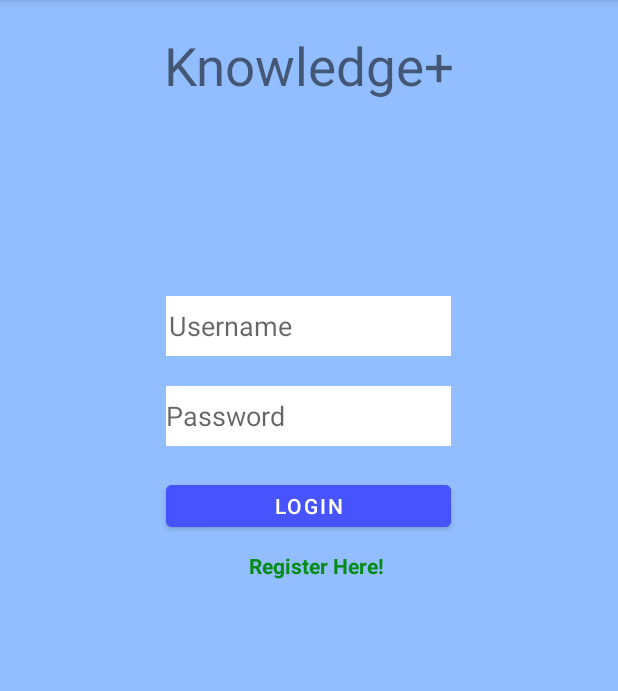
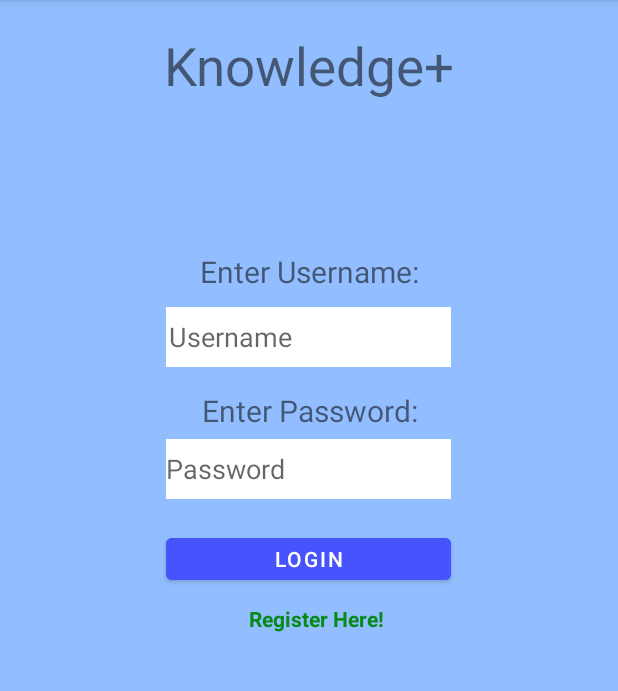
Before and after one commit to evericain01/AndroidApp, an Android app: the screen it shows after launch (MainActivity before the commit, LoginActivity after it), on a phone screen of 412 x 824 dp, the part 84-775 px from its top. Run offline under Robolectric (Android 15) with nearby library versions, the phone set to English and light mode, and no system bars; 4 statements that could not run were skipped.

Commit message:
Added Database (User and Profile table). Also implemented login and registration views.

```diff
--- a/QuizApp/app/src/main/AndroidManifest.xml
+++ b/QuizApp/app/src/main/AndroidManifest.xml
@@ -11,7 +11,7 @@
         android:supportsRtl="true"
         android:theme="@style/Theme.QuizApp">
 
-        <activity android:name=".MainActivity">
+        <activity android:name=".LoginActivity">
             <intent-filter>
                 <action android:name="android.intent.action.MAIN" />
 
--- /dev/null
+++ b/QuizApp/app/src/main/java/com/example/quizapp/LoginActivity.java
@@ -0,0 +1,86 @@
+package com.example.quizapp;
+
+import androidx.appcompat.app.AppCompatActivity;
+
+import android.content.Intent;
+import android.os.Bundle;
+import android.view.View;
+import android.widget.Button;
+import android.widget.EditText;
+import android.widget.TextView;
+import android.widget.Toast;
+
+import org.json.JSONException;
+
+public class LoginActivity extends AppCompatActivity {
+    EditText usernameInput;
+    EditText passwordInput;
+    Button loginButton;
+    TextView registerHereText;
+    DatabaseHelper db;
+
+
+    @Override
+    protected void onCreate(Bundle savedInstanceState) {
+        super.onCreate(savedInstanceState);
+        setContentView(R.layout.activity_main);
+
+        new Thread(new Runnable() {
+            @Override
+            public void run() {
+                try {
+                    QuestionHandler temp = new QuestionHandler(5);
+
+                    for (int i = 0; i < temp.getAmount(); i++ ){
+                        System.out.println("Question: " + temp.getQuestions().get(i));
+                        System.out.println("Choices: ");
+                        System.out.println(temp.getAnswers().get(i));
+                        for (int j = 0; j < temp.getIncorrectAnswers().get(i).length(); j++) {
+                            try {
+                                System.out.println(temp.getIncorrectAnswers().get(i).getString(j));
+                            } catch (JSONException e) {
+                                e.printStackTrace();
+                            }
+                        }
+                        System.out.println("");
+                    }
+                } catch (Exception e) {
+                    e.printStackTrace();
+                }
+            }
+        }).start();
+
+        db = new DatabaseHelper(this);
+        usernameInput = findViewById(R.id.usernameEditText);
+        passwordInput = findViewById(R.id.passwordEditText);
+        loginButton = findViewById(R.id.loginButton);
+        registerHereText = findViewById(R.id.registerTextView);
+
+        loginButton.setOnClickListener(new View.OnClickListener() {
+            @Override
+            public void onClick(View view) {
+                String username = usernameInput.getText().toString();
+                String password = passwordInput.getText().toString();
+                boolean result = db.checkLogin(username, password);
+                if(result)
+                {
+                    Intent categoryIntent = new Intent(LoginActivity.this, ChooseCategoryActivity.class);
+                    startActivity(categoryIntent);
+                }
+                else
+                {
+                    Toast.makeText(LoginActivity.this,"Invalid Username or Password.",Toast.LENGTH_SHORT).show();
+                }
+            }
+        });
+
+        registerHereText.setOnClickListener(new View.OnClickListener() {
+            @Override
+            public void onClick(View view) {
+                Intent registeringIntent = new Intent(LoginActivity.this, RegistrationActivity.class);
+                startActivity(registeringIntent);
+            }
+        });
+    }
+
+}
--- a/QuizApp/app/src/main/java/com/example/quizapp/MainActivity.java
+++ /dev/null
@@ -1,44 +0,0 @@
-package com.example.quizapp;
-
-import androidx.appcompat.app.AppCompatActivity;
-
-import android.os.Bundle;
-
-import org.json.JSONException;
-
-public class MainActivity extends AppCompatActivity {
-
-
-
-    @Override
-    protected void onCreate(Bundle savedInstanceState) {
-        super.onCreate(savedInstanceState);
-        setContentView(R.layout.activity_main);
-
-        new Thread(new Runnable() {
-            @Override
-            public void run() {
-                try {
-                    QuestionHandler temp = new QuestionHandler(5);
-
-                    for (int i = 0; i < temp.getAmount(); i++ ){
-                        System.out.println("Question: " + temp.getQuestions().get(i));
-                        System.out.println("Choices: ");
-                        System.out.println(temp.getAnswers().get(i));
-                        for (int j = 0; j < temp.getIncorrectAnswers().get(i).length(); j++) {
-                            try {
-                                System.out.println(temp.getIncorrectAnswers().get(i).getString(j));
-                            } catch (JSONException e) {
-                                e.printStackTrace();
-                            }
-                        }
-                        System.out.println("");
-                    }
-                } catch (Exception e) {
-                    e.printStackTrace();
-                }
-            }
-        }).start();
-    }
-
-}
--- a/QuizApp/app/src/main/res/layout/activity_main.xml
+++ b/QuizApp/app/src/main/res/layout/activity_main.xml
@@ -16,14 +16,22 @@
         android:orientation="vertical">
 
         <TextView
-            android:id="@+id/textView"
+            android:id="@+id/quizTitleText"
             android:layout_width="match_parent"
             android:layout_height="wrap_content"
             android:gravity="center"
             android:paddingTop="20dp"
-            android:paddingBottom="120dp"
+            android:paddingBottom="100dp"
             android:text="Knowledge+"
             android:textSize="35dp" />
+
+        <TextView
+            android:id="@+id/usernameLabel"
+            android:layout_width="match_parent"
+            android:layout_height="wrap_content"
+            android:gravity="center"
+            android:text="Enter Username:"
+            android:textSize="20sp" />
 
         <EditText
             android:id="@+id/usernameEditText"
@@ -31,16 +39,27 @@
             android:layout_height="40dp"
             android:layout_marginTop="10dp"
             android:paddingLeft="2dp"
+            android:layout_marginBottom="15dp"
             android:background="#ffffff"
             android:hint="Username"/>
+
+        <TextView
+            android:id="@+id/passwordLabel"
+            android:layout_width="match_parent"
+            android:layout_height="wrap_content"
+            android:gravity="center"
+            android:text="Enter Password:"
+            android:textSize="20sp" />
 
         <EditText
             android:id="@+id/passwordEditText"
             android:layout_width="190dp"
             android:layout_height="40dp"
-            android:layout_marginTop="20dp"
+            android:layout_marginTop="5dp"
             android:background="#ffffff"
-            android:hint="Password"/>
+            android:hint="Password"
+            android:inputType="textPassword" />
+
     </LinearLayout>
 
     <Button
@@ -61,11 +80,11 @@
         <TextView
             android:id="@+id/registerTextView"
             android:layout_width="wrap_content"
-            android:layout_height="35dp"
+            android:layout_height="match_parent"
             android:paddingLeft="10dp"
-            android:textStyle="bold"
+            android:text="Register Here!"
             android:textColor="#068A18"
-            android:text="Register Here!"/>
+            android:textStyle="bold" />
 
     </LinearLayout>
 </LinearLayout>
```
